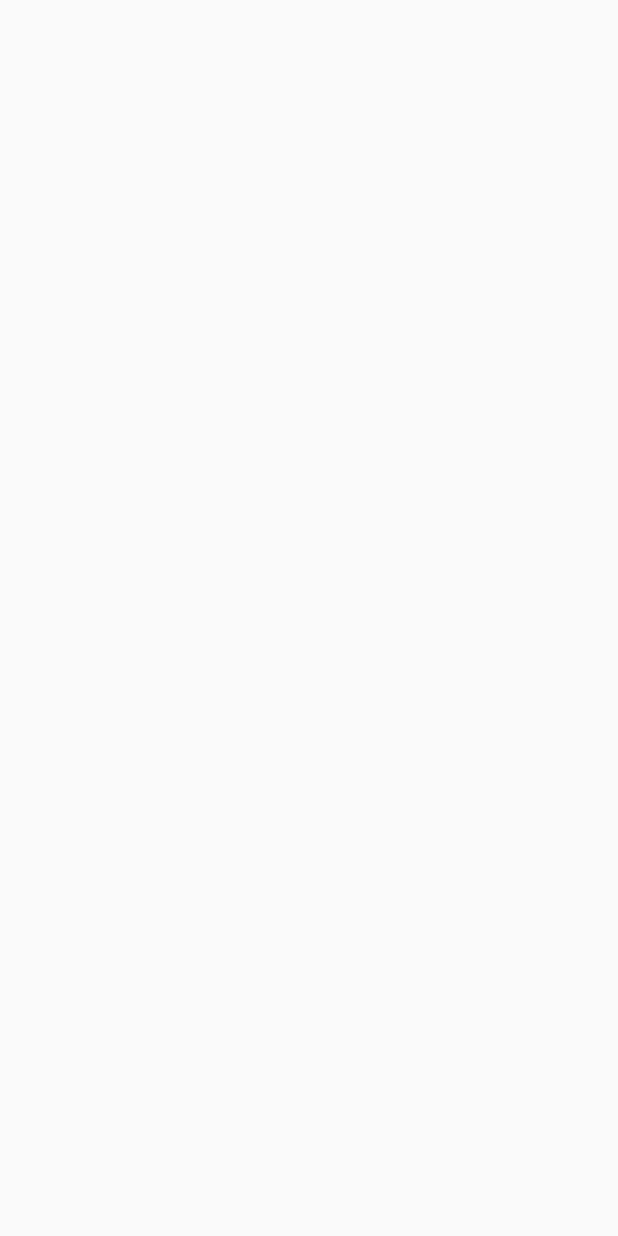
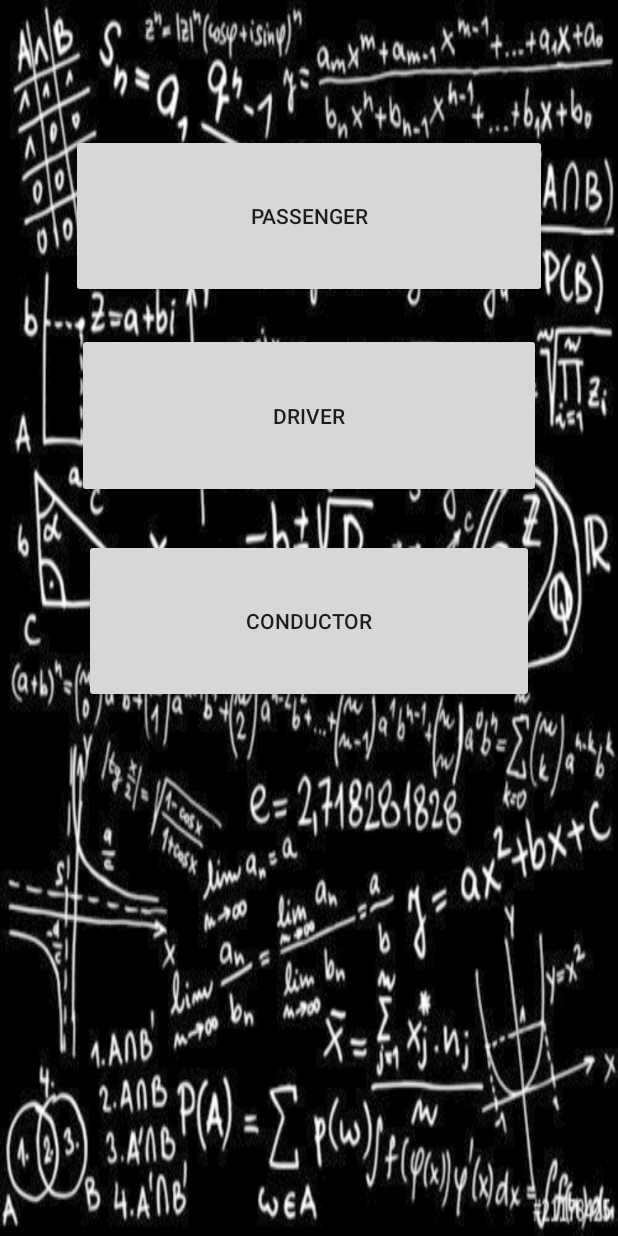
Before and after one commit to Devin1996/PTMS, an Android app: the WelcomeActivity screen opened directly, with no data from a screen before it, on a phone screen of 412 x 824 dp. Before the commit the screen is empty. Run offline under Robolectric (Android 15) with nearby library versions, the phone set to English and light mode, and no system bars.

Commit message:
Welcome Button roighly Created With 3 Btns

```diff
--- a/app/src/main/res/layout/activity_welcome.xml
+++ b/app/src/main/res/layout/activity_welcome.xml
@@ -4,6 +4,53 @@
     xmlns:tools="http://schemas.android.com/tools"
     android:layout_width="match_parent"
     android:layout_height="match_parent"
+    android:background="@drawable/background"
     tools:context=".WelcomeActivity">
 
+    <Button
+        android:id="@+id/button5"
+        android:layout_width="0dp"
+        android:layout_height="0dp"
+        android:layout_marginStart="56dp"
+        android:layout_marginLeft="56dp"
+        android:layout_marginEnd="56dp"
+        android:layout_marginRight="56dp"
+        android:layout_marginBottom="355dp"
+        android:text="@string/conductor"
+        app:layout_constraintBottom_toBottomOf="parent"
+        app:layout_constraintEnd_toEndOf="parent"
+        app:layout_constraintStart_toStartOf="parent"
+        app:layout_constraintTop_toBottomOf="@+id/button3" />
+
+    <Button
+        android:id="@+id/button4"
+        android:layout_width="0dp"
+        android:layout_height="0dp"
+        android:layout_marginStart="47dp"
+        android:layout_marginLeft="47dp"
+        android:layout_marginTop="89dp"
+        android:layout_marginEnd="47dp"
+        android:layout_marginRight="47dp"
+        android:layout_marginBottom="23dp"
+        android:text="@string/passenger"
+        app:layout_constraintBottom_toTopOf="@+id/button3"
+        app:layout_constraintEnd_toEndOf="parent"
+        app:layout_constraintStart_toStartOf="parent"
+        app:layout_constraintTop_toTopOf="parent" />
+
+    <Button
+        android:id="@+id/button3"
+        android:layout_width="0dp"
+        android:layout_height="0dp"
+        android:layout_marginStart="51dp"
+        android:layout_marginLeft="51dp"
+        android:layout_marginEnd="51dp"
+        android:layout_marginRight="51dp"
+        android:layout_marginBottom="27dp"
+        android:text="@string/driver"
+        app:layout_constraintBottom_toTopOf="@+id/button5"
+        app:layout_constraintEnd_toEndOf="parent"
+        app:layout_constraintStart_toStartOf="parent"
+        app:layout_constraintTop_toBottomOf="@+id/button4" />
+
 </androidx.constraintlayout.widget.ConstraintLayout>
--- a/app/src/main/res/values/strings.xml
+++ b/app/src/main/res/values/strings.xml
@@ -1,3 +1,6 @@
 <resources>
     <string name="app_name">PTMS</string>
+    <string name="conductor">Conductor</string>
+    <string name="passenger">Passenger</string>
+    <string name="driver">Driver</string>
 </resources>
```
